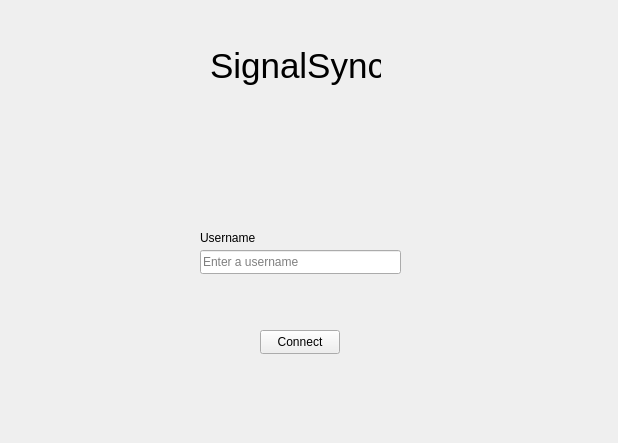
pahuljotmatharoo/SignalSync-client, file ChatAppClient/ChatAppClient.ui: the form before one commit.
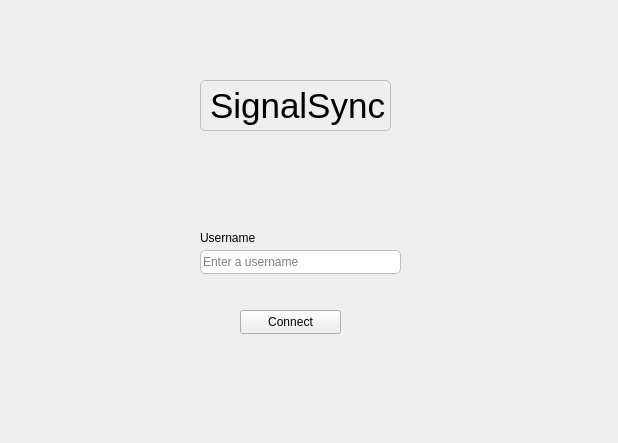
The form after the commit.

```diff
--- a/ChatAppClient/ChatAppClient.ui
+++ b/ChatAppClient/ChatAppClient.ui
@@ -17,9 +17,9 @@
    <widget class="QPushButton" name="pushButton">
     <property name="geometry">
      <rect>
-      <x>260</x>
-      <y>330</y>
-      <width>80</width>
+      <x>240</x>
+      <y>310</y>
+      <width>101</width>
       <height>24</height>
      </rect>
     </property>
@@ -36,6 +36,10 @@
       <height>24</height>
      </rect>
     </property>
+    <property name="styleSheet">
+     <string notr="true">border-radius: 5px;
+border: 1px solid #C0C0C0;   /* subtle outline */</string>
+    </property>
     <property name="placeholderText">
      <string>Enter a username</string>
     </property>
@@ -43,9 +47,9 @@
    <widget class="QLabel" name="label">
     <property name="geometry">
      <rect>
-      <x>210</x>
-      <y>40</y>
-      <width>171</width>
+      <x>200</x>
+      <y>80</y>
+      <width>191</width>
       <height>51</height>
      </rect>
     </property>
@@ -54,6 +58,10 @@
       <pointsize>26</pointsize>
      </font>
     </property>
+    <property name="styleSheet">
+     <string notr="true">border-radius: 5px;
+border: 1px solid #C0C0C0;   /* subtle outline */</string>
+    </property>
     <property name="text">
      <string>SignalSync</string>
     </property>
```
